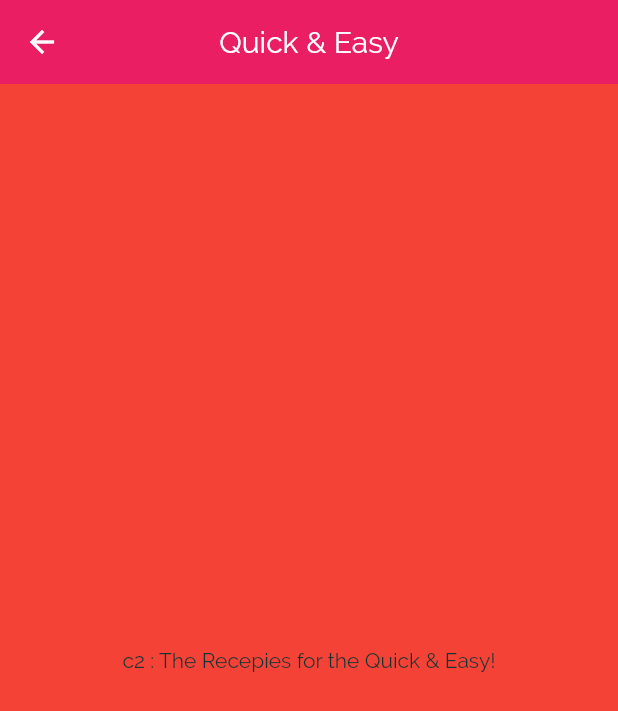
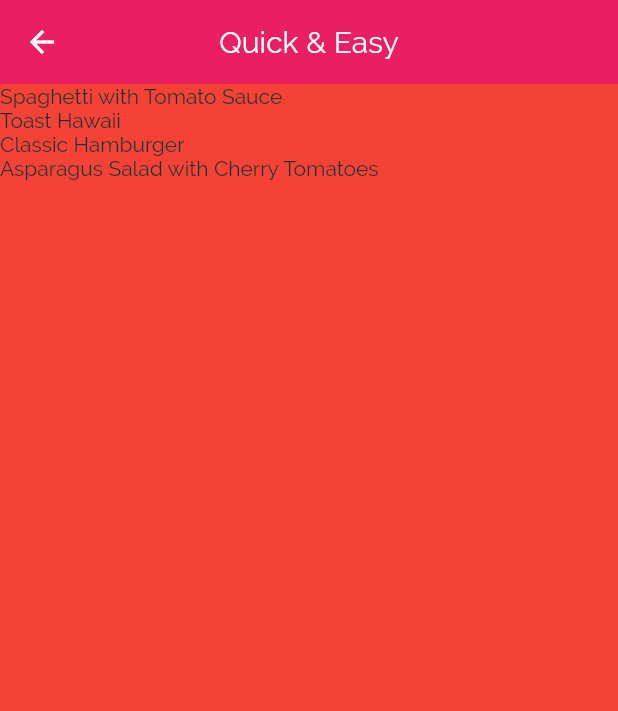
Before and after one commit to ImrulEmon/Meal-App, a Flutter app: the screen it shows after launch, after a tap on "Quick & Easy", on a phone screen of 412 x 824 dp. Shown: the top 711 px of the screen. Run offline on Flutter 3.47's test engine with Material 2 defaults, Android fonts, the phone set to English and light mode, and no system bars.

Commit message:
Showing Each Category Meals

```diff
--- a/lib/database/dummy_data.dart
+++ b/lib/database/dummy_data.dart
@@ -3,6 +3,7 @@
 import 'package:flutter/material.dart';
 
 import '../models/category_model.dart';
+import '../models/meal_model.dart';
 
 const DUMMY_CATEGORIES = [
   Category(
@@ -56,3 +57,354 @@ const DUMMY_CATEGORIES = [
     color: Colors.teal,
   ),
 ];
+
+const DUMMY_MEALS = [
+  Meal(
+    id: 'm1',
+    categories: [
+      'c1',
+      'c2',
+    ],
+    title: 'Spaghetti with Tomato Sauce',
+    affordability: Affordability.Affordable,
+    complexity: Complexity.Simple,
+    imageUrl:
+        'https://upload.wikimedia.org/wikipedia/commons/thumb/2/20/Spaghetti_Bolognese_mit_Parmesan_oder_Grana_Padano.jpg/800px-Spaghetti_Bolognese_mit_Parmesan_oder_Grana_Padano.jpg',
+    duration: 20,
+    ingredients: [
+      '4 Tomatoes',
+      '1 Tablespoon of Olive Oil',
+      '1 Onion',
+      '250g Spaghetti',
+      'Spices',
+      'Cheese (optional)'
+    ],
+    steps: [
+      'Cut the tomatoes and the onion into small pieces.',
+      'Boil some water - add salt to it once it boils.',
+      'Put the spaghetti into the boiling water - they should be done in about 10 to 12 minutes.',
+      'In the meantime, heaten up some olive oil and add the cut onion.',
+      'After 2 minutes, add the tomato pieces, salt, pepper and your other spices.',
+      'The sauce will be done once the spaghetti are.',
+      'Feel free to add some cheese on top of the finished dish.'
+    ],
+    isGlutenFree: false,
+    isVegan: true,
+    isVegetarian: true,
+    isLactoseFree: true,
+  ),
+  Meal(
+    id: 'm2',
+    categories: [
+      'c2',
+    ],
+    title: 'Toast Hawaii',
+    affordability: Affordability.Affordable,
+    complexity: Complexity.Simple,
+    imageUrl:
+        'https://cdn.pixabay.com/photo/2018/07/11/21/51/toast-3532016_1280.jpg',
+    duration: 10,
+    ingredients: [
+      '1 Slice White Bread',
+      '1 Slice Ham',
+      '1 Slice Pineapple',
+      '1-2 Slices of Cheese',
+      'Butter'
+    ],
+    steps: [
+      'Butter one side of the white bread',
+      'Layer ham, the pineapple and cheese on the white bread',
+      'Bake the toast for round about 10 minutes in the oven at 200°C'
+    ],
+    isGlutenFree: false,
+    isVegan: false,
+    isVegetarian: false,
+    isLactoseFree: false,
+  ),
+  Meal(
+    id: 'm3',
+    categories: [
+      'c2',
+      'c3',
+    ],
+    title: 'Classic Hamburger',
+    affordability: Affordability.Pricey,
+    complexity: Complexity.Simple,
+    imageUrl:
+        'https://cdn.pixabay.com/photo/2014/10/23/18/05/burger-500054_1280.jpg',
+    duration: 45,
+    ingredients: [
+      '300g Cattle Hack',
+      '1 Tomato',
+      '1 Cucumber',
+      '1 Onion',
+      'Ketchup',
+      '2 Burger Buns'
+    ],
+    steps: [
+      'Form 2 patties',
+      'Fry the patties for c. 4 minutes on each side',
+      'Quickly fry the buns for c. 1 minute on each side',
+      'Bruch buns with ketchup',
+      'Serve burger with tomato, cucumber and onion'
+    ],
+    isGlutenFree: false,
+    isVegan: false,
+    isVegetarian: false,
+    isLactoseFree: true,
+  ),
+  Meal(
+    id: 'm4',
+    categories: [
+      'c4',
+    ],
+    title: 'Wiener Schnitzel',
+    affordability: Affordability.Luxurious,
+    complexity: Complexity.Challenging,
+    imageUrl:
+        'https://cdn.pixabay.com/photo/2018/03/31/19/29/schnitzel-3279045_1280.jpg',
+    duration: 60,
+    ingredients: [
+      '8 Veal Cutlets',
+      '4 Eggs',
+      '200g Bread Crumbs',
+      '100g Flour',
+      '300ml Butter',
+      '100g Vegetable Oil',
+      'Salt',
+      'Lemon Slices'
+    ],
+    steps: [
+      'Tenderize the veal to about 2–4mm, and salt on both sides.',
+      'On a flat plate, stir the eggs briefly with a fork.',
+      'Lightly coat the cutlets in flour then dip into the egg, and finally, coat in breadcrumbs.',
+      'Heat the butter and oil in a large pan (allow the fat to get very hot) and fry the schnitzels until golden brown on both sides.',
+      'Make sure to toss the pan regularly so that the schnitzels are surrounded by oil and the crumbing becomes ‘fluffy’.',
+      'Remove, and drain on kitchen paper. Fry the parsley in the remaining oil and drain.',
+      'Place the schnitzels on awarmed plate and serve garnishedwith parsley and slices of lemon.'
+    ],
+    isGlutenFree: false,
+    isVegan: false,
+    isVegetarian: false,
+    isLactoseFree: false,
+  ),
+  Meal(
+    id: 'm5',
+    categories: [
+      'c2'
+          'c5',
+      'c10',
+    ],
+    title: 'Salad with Smoked Salmon',
+    affordability: Affordability.Luxurious,
+    complexity: Complexity.Simple,
+    imageUrl:
+        'https://cdn.pixabay.com/photo/2016/10/25/13/29/smoked-salmon-salad-1768890_1280.jpg',
+    duration: 15,
+    ingredients: [
+      'Arugula',
+      'Lamb\'s Lettuce',
+      'Parsley',
+      'Fennel',
+      '200g Smoked Salmon',
+      'Mustard',
+      'Balsamic Vinegar',
+      'Olive Oil',
+      'Salt and Pepper'
+    ],
+    steps: [
+      'Wash and cut salad and herbs',
+      'Dice the salmon',
+      'Process mustard, vinegar and olive oil into a dessing',
+      'Prepare the salad',
+      'Add salmon cubes and dressing'
+    ],
+    isGlutenFree: true,
+    isVegan: false,
+    isVegetarian: true,
+    isLactoseFree: true,
+  ),
+  Meal(
+    id: 'm6',
+    categories: [
+      'c6',
+      'c10',
+    ],
+    title: 'Delicious Orange Mousse',
+    affordability: Affordability.Affordable,
+    complexity: Complexity.Hard,
+    imageUrl:
+        'https://cdn.pixabay.com/photo/2017/05/01/05/18/pastry-2274750_1280.jpg',
+    duration: 240,
+    ingredients: [
+      '4 Sheets of Gelatine',
+      '150ml Orange Juice',
+      '80g Sugar',
+      '300g Yoghurt',
+      '200g Cream',
+      'Orange Peel',
+    ],
+    steps: [
+      'Dissolve gelatine in pot',
+      'Add orange juice and sugar',
+      'Take pot off the stove',
+      'Add 2 tablespoons of yoghurt',
+      'Stir gelatin under remaining yoghurt',
+      'Cool everything down in the refrigerator',
+      'Whip the cream and lift it under die orange mass',
+      'Cool down again for at least 4 hours',
+      'Serve with orange peel',
+    ],
+    isGlutenFree: true,
+    isVegan: false,
+    isVegetarian: true,
+    isLactoseFree: false,
+  ),
+  Meal(
+    id: 'm7',
+    categories: [
+      'c7',
+    ],
+    title: 'Pancakes',
+    affordability: Affordability.Affordable,
+    complexity: Complexity.Simple,
+    imageUrl:
+        'https://cdn.pixabay.com/photo/2018/07/10/21/23/pancake-3529653_1280.jpg',
+    duration: 20,
+    ingredients: [
+      '1 1/2 Cups all-purpose Flour',
+      '3 1/2 Teaspoons Baking Powder',
+      '1 Teaspoon Salt',
+      '1 Tablespoon White Sugar',
+      '1 1/4 cups Milk',
+      '1 Egg',
+      '3 Tablespoons Butter, melted',
+    ],
+    steps: [
+      'In a large bowl, sift together the flour, baking powder, salt and sugar.',
+      'Make a well in the center and pour in the milk, egg and melted butter; mix until smooth.',
+      'Heat a lightly oiled griddle or frying pan over medium high heat.',
+      'Pour or scoop the batter onto the griddle, using approximately 1/4 cup for each pancake. Brown on both sides and serve hot.'
+    ],
+    isGlutenFree: true,
+    isVegan: false,
+    isVegetarian: true,
+    isLactoseFree: false,
+  ),
+  Meal(
+    id: 'm8',
+    categories: [
+      'c8',
+    ],
+    title: 'Creamy Indian Chicken Curry',
+    affordability: Affordability.Pricey,
+    complexity: Complexity.Challenging,
+    imageUrl:
+        'https://cdn.pixabay.com/photo/2018/06/18/16/05/indian-food-3482749_1280.jpg',
+    duration: 35,
+    ingredients: [
+      '4 Chicken Breasts',
+      '1 Onion',
+      '2 Cloves of Garlic',
+      '1 Piece of Ginger',
+      '4 Tablespoons Almonds',
+      '1 Teaspoon Cayenne Pepper',
+      '500ml Coconut Milk',
+    ],
+    steps: [
+      'Slice and fry the chicken breast',
+      'Process onion, garlic and ginger into paste and sauté everything',
+      'Add spices and stir fry',
+      'Add chicken breast + 250ml of water and cook everything for 10 minutes',
+      'Add coconut milk',
+      'Serve with rice'
+    ],
+    isGlutenFree: true,
+    isVegan: false,
+    isVegetarian: false,
+    isLactoseFree: true,
+  ),
+  Meal(
+    id: 'm9',
+    categories: [
+      'c9',
+    ],
+    title: 'Chocolate Souffle',
+    affordability: Affordability.Affordable,
+    complexity: Complexity.Hard,
+    imageUrl:
+        'https://cdn.pixabay.com/photo/2014/08/07/21/07/souffle-412785_1280.jpg',
+    duration: 45,
+    ingredients: [
+      '1 Teaspoon melted Butter',
+      '2 Tablespoons white Sugar',
+      '2 Ounces 70% dark Chocolate, broken into pieces',
+      '1 Tablespoon Butter',
+      '1 Tablespoon all-purpose Flour',
+      '4 1/3 tablespoons cold Milk',
+      '1 Pinch Salt',
+      '1 Pinch Cayenne Pepper',
+      '1 Large Egg Yolk',
+      '2 Large Egg Whites',
+      '1 Pinch Cream of Tartar',
+      '1 Tablespoon white Sugar',
+    ],
+    steps: [
+      'Preheat oven to 190°C. Line a rimmed baking sheet with parchment paper.',
+      'Brush bottom and sides of 2 ramekins lightly with 1 teaspoon melted butter; cover bottom and sides right up to the rim.',
+      'Add 1 tablespoon white sugar to ramekins. Rotate ramekins until sugar coats all surfaces.',
+      'Place chocolate pieces in a metal mixing bowl.',
+      'Place bowl over a pan of about 3 cups hot water over low heat.',
+      'Melt 1 tablespoon butter in a skillet over medium heat. Sprinkle in flour. Whisk until flour is incorporated into butter and mixture thickens.',
+      'Whisk in cold milk until mixture becomes smooth and thickens. Transfer mixture to bowl with melted chocolate.',
+      'Add salt and cayenne pepper. Mix together thoroughly. Add egg yolk and mix to combine.',
+      'Leave bowl above the hot (not simmering) water to keep chocolate warm while you whip the egg whites.',
+      'Place 2 egg whites in a mixing bowl; add cream of tartar. Whisk until mixture begins to thicken and a drizzle from the whisk stays on the surface about 1 second before disappearing into the mix.',
+      'Add 1/3 of sugar and whisk in. Whisk in a bit more sugar about 15 seconds.',
+      'whisk in the rest of the sugar. Continue whisking until mixture is about as thick as shaving cream and holds soft peaks, 3 to 5 minutes.',
+      'Transfer a little less than half of egg whites to chocolate.',
+      'Mix until egg whites are thoroughly incorporated into the chocolate.',
+      'Add the rest of the egg whites; gently fold into the chocolate with a spatula, lifting from the bottom and folding over.',
+      'Stop mixing after the egg white disappears. Divide mixture between 2 prepared ramekins. Place ramekins on prepared baking sheet.',
+      'Bake in preheated oven until scuffles are puffed and have risen above the top of the rims, 12 to 15 minutes.',
+    ],
+    isGlutenFree: true,
+    isVegan: false,
+    isVegetarian: true,
+    isLactoseFree: false,
+  ),
+  Meal(
+    id: 'm10',
+    categories: [
+      'c2',
+      'c5',
+      'c10',
+    ],
+    title: 'Asparagus Salad with Cherry Tomatoes',
+    affordability: Affordability.Luxurious,
+    complexity: Complexity.Simple,
+    imageUrl:
+        'https://cdn.pixabay.com/photo/2018/04/09/18/26/asparagus-3304997_1280.jpg',
+    duration: 30,
+    ingredients: [
+      'White and Green Asparagus',
+      '30g Pine Nuts',
+      '300g Cherry Tomatoes',
+      'Salad',
+      'Salt, Pepper and Olive Oil'
+    ],
+    steps: [
+      'Wash, peel and cut the asparagus',
+      'Cook in salted water',
+      'Salt and pepper the asparagus',
+      'Roast the pine nuts',
+      'Halve the tomatoes',
+      'Mix with asparagus, salad and dressing',
+      'Serve with Baguette'
+    ],
+    isGlutenFree: true,
+    isVegan: true,
+    isVegetarian: true,
+    isLactoseFree: true,
+  ),
+];
--- /dev/null
+++ b/lib/models/meal_model.dart
@@ -0,0 +1,48 @@
+// ignore_for_file: constant_identifier_names
+
+import 'package:flutter/foundation.dart';
+
+enum Complexity {
+  Simple,
+  Challenging,
+  Hard,
+}
+
+enum Affordability {
+  Affordable,
+  Pricey,
+  Luxurious,
+}
+
+class Meal {
+  final String id;
+  final List<String> categories;
+  final String title;
+  final String imageUrl;
+
+  final List<String> ingredients;
+  final List<String> steps;
+  final int duration;
+  final Complexity complexity;
+  final Affordability affordability;
+  final bool isGlutenFree;
+  final bool isLactoseFree;
+  final bool isVegan;
+  final bool isVegetarian;
+
+  const Meal({
+    required this.id,
+    required this.categories,
+    required this.title,
+    required this.imageUrl,
+    required this.ingredients,
+    required this.steps,
+    required this.duration,
+    required this.complexity,
+    required this.affordability,
+    required this.isGlutenFree,
+    required this.isLactoseFree,
+    required this.isVegan,
+    required this.isVegetarian,
+  });
+}
--- a/lib/screens/category_meals_screen.dart
+++ b/lib/screens/category_meals_screen.dart
@@ -1,4 +1,5 @@
 import 'package:flutter/material.dart';
+import '../database/dummy_data.dart';
 
 class CategoryMealsScreen extends StatelessWidget {
   static const routeName = '/category-meals';
@@ -22,6 +23,10 @@ class CategoryMealsScreen extends StatelessWidget {
     final categoryTitle = routeArgs['title'];
     final color = routeArgs['color'];
 
+    final categoryMeals = DUMMY_MEALS.where((meal) {
+      return meal.categories.contains(categoryId);
+    }).toList();
+
     return Scaffold(
       backgroundColor: color,
       appBar: AppBar(
@@ -29,8 +34,11 @@ class CategoryMealsScreen extends StatelessWidget {
         title: Text(categoryTitle),
         elevation: 0,
       ),
-      body: Center(
-        child: Text('$categoryId : The Recepies for the $categoryTitle!'),
+      body: ListView.builder(
+        itemBuilder: (ctx, index) {
+          return Text(categoryMeals[index].title);
+        },
+        itemCount: categoryMeals.length,
       ),
     );
   }
```
Also changed, not shown: lib/widgets/category_item_widget.dart (+0 -10 lines).
